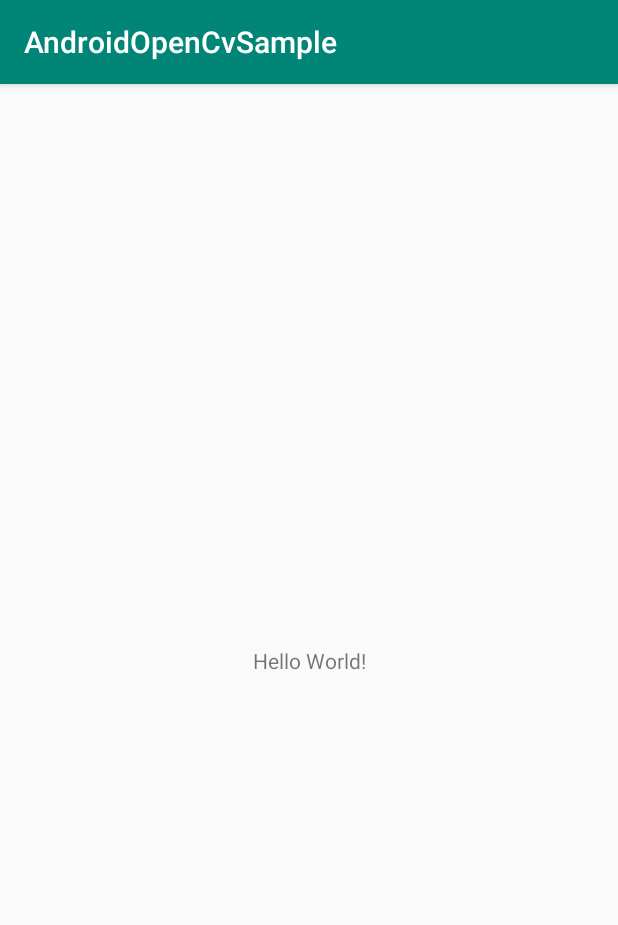
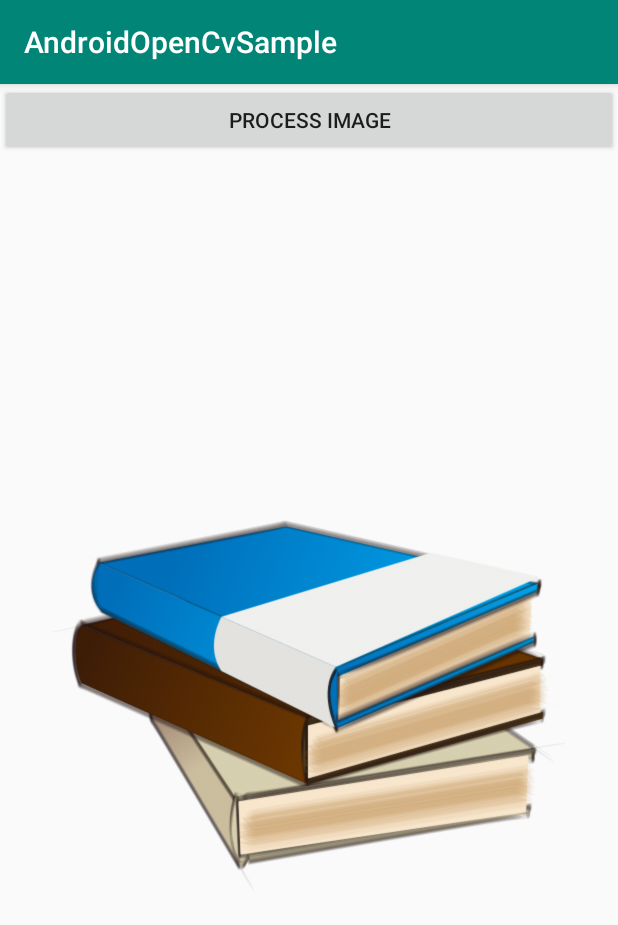
Before and after one commit to sbmcfadden/AndroidOpenCvSample, an Android app: the screen it shows after launch (MainActivity), on a phone screen of 412 x 824 dp. Shown: the top 925 px of the screen. Run offline under Robolectric (Android 15) with nearby library versions, the light colour scheme and no system bars; libraries missing offline, so code that uses them is left out: org.opencv.android, org.opencv.core, org.opencv.imgproc; 1 statement that could not run was skipped.

Commit message:
Add sample OpenCV code.   Perform edge detection on ImageView.

```diff
--- a/app/src/main/res/layout/activity_main.xml
+++ b/app/src/main/res/layout/activity_main.xml
@@ -6,13 +6,23 @@
     android:layout_height="match_parent"
     tools:context=".MainActivity">
 
-    <TextView
-        android:layout_width="wrap_content"
+    <Button
+        android:id="@+id/button"
+        android:layout_width="match_parent"
         android:layout_height="wrap_content"
-        android:text="Hello World!"
+        android:onClick="processImage"
+        android:text="@string/process_image"
+        app:layout_constraintTop_toTopOf="parent" />
+
+    <ImageView
+        android:id="@+id/image"
+        android:layout_width="512px"
+        android:layout_height="512px"
+        android:contentDescription="@string/image_of_books"
         app:layout_constraintBottom_toBottomOf="parent"
         app:layout_constraintLeft_toLeftOf="parent"
         app:layout_constraintRight_toRightOf="parent"
-        app:layout_constraintTop_toTopOf="parent" />
+        app:layout_constraintTop_toBottomOf="@id/button"
+        app:srcCompat="@drawable/test_image" />
 
 </androidx.constraintlayout.widget.ConstraintLayout>
--- a/app/src/main/res/values/strings.xml
+++ b/app/src/main/res/values/strings.xml
@@ -1,3 +1,5 @@
 <resources>
     <string name="app_name">AndroidOpenCvSample</string>
+    <string name="image_of_books">Image of books</string>
+    <string name="process_image">Process Image</string>
 </resources>
```
Also changed, not shown: app/src/main/java/io/github/sbmcfadden/androidopencvsample/MainActivity.java (+35 -0 lines), app/src/main/res/drawable/test_image.png (added), 1 other file.
